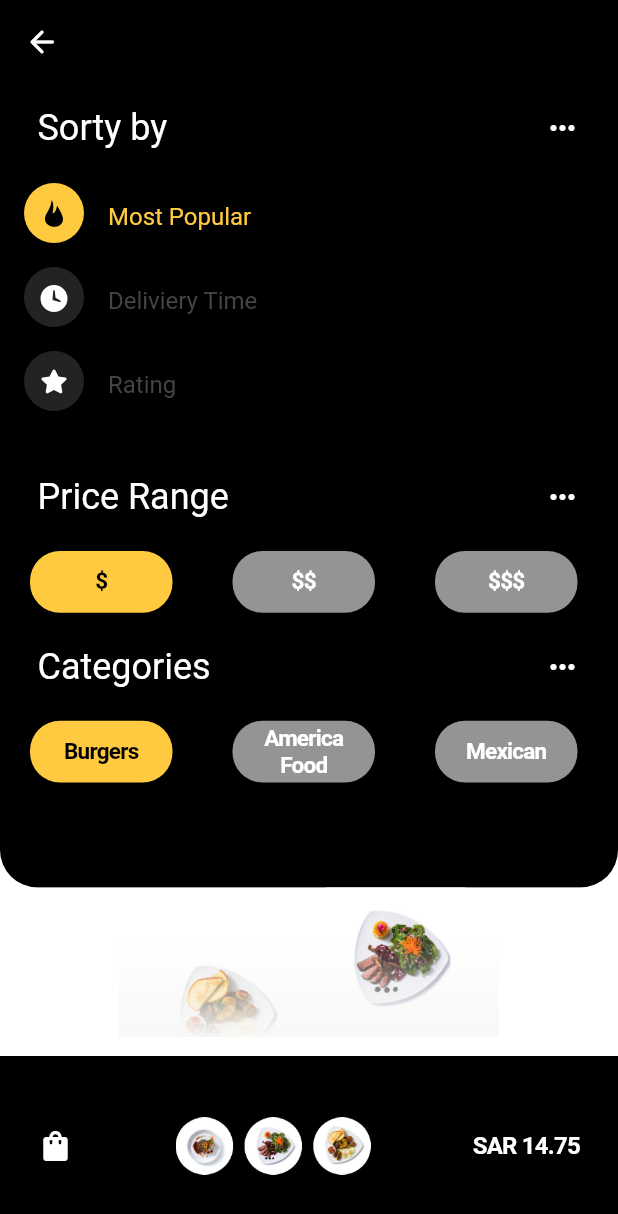
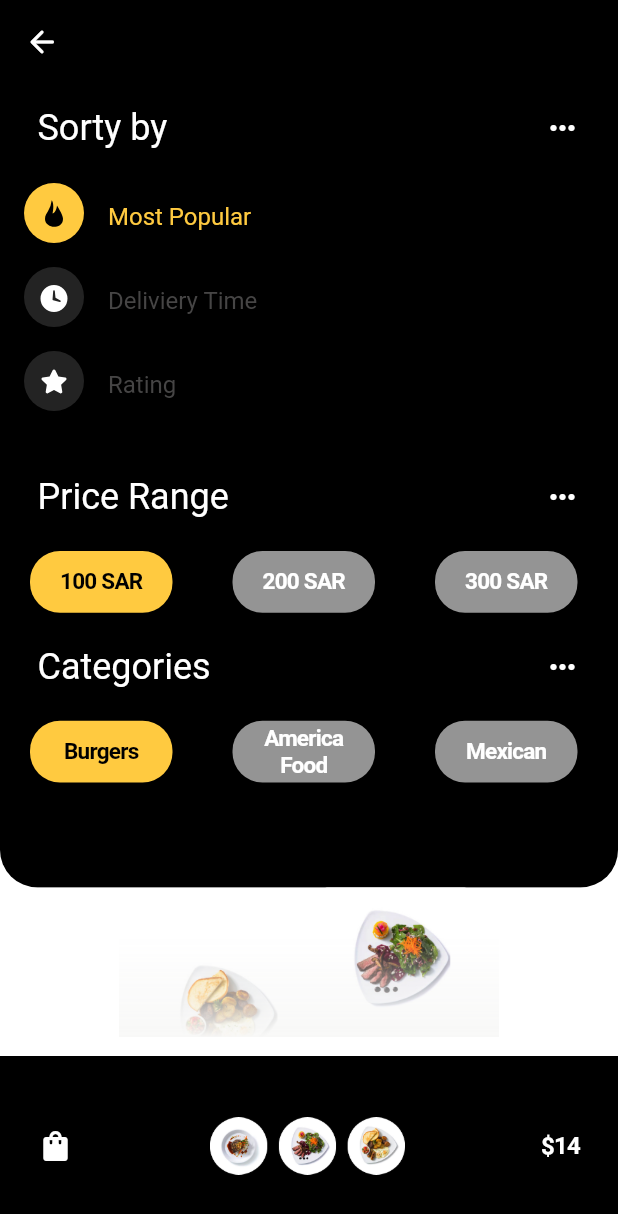
Before and after one commit to ma7moudk3/Foodly-UI, a Flutter app: the FilterScreen screen opened directly, on a phone screen of 412 x 824 dp. Shown: the top 1214 px of the screen. Run offline on Flutter 3.47's test engine with Material 2 defaults, Android fonts, the phone set to English and light mode, and no system bars; our stand-ins replace flutter_svg; statements that could not run were skipped.

Commit message:
second commit

```diff
--- a/lib/screens/filter_screen.dart
+++ b/lib/screens/filter_screen.dart
@@ -103,7 +103,7 @@ class _FilterScreenState extends State<FilterScreen> {
                               width: 130,
                             ),
                             Text(
-                              'SAR 14.75',
+                              '\$14',
                               style: TextStyle(
                                 fontSize: 16,
                                 color: const Color(0xffffffff),
--- a/lib/widgets/price_range_selector.dart
+++ b/lib/widgets/price_range_selector.dart
@@ -10,7 +10,7 @@ class PriceRangeSelector extends StatefulWidget {
 
 class _PriceRangeSelectorState extends State<PriceRangeSelector> {
   int selectedIndex = 0;
-  final List<String> categories = ['\$', '\$\$', '\$\$\$'];
+  final List<String> categories = ['100 SAR', '200 SAR', '300 SAR'];
   final List<String> categories2 = ['Burgers', 'America Food', 'Mexican'];
 
   @override
```
